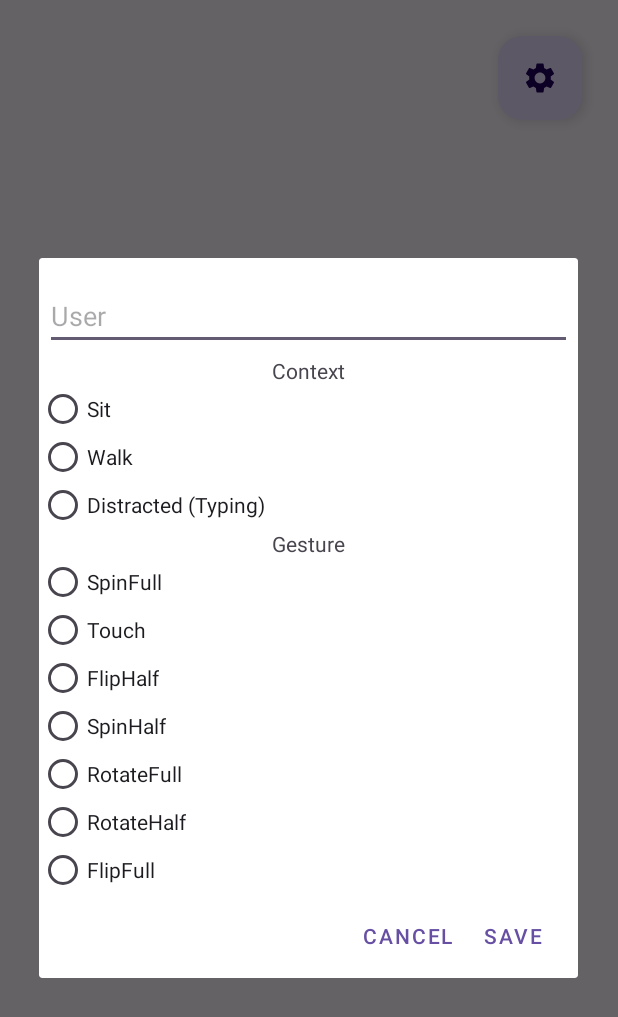
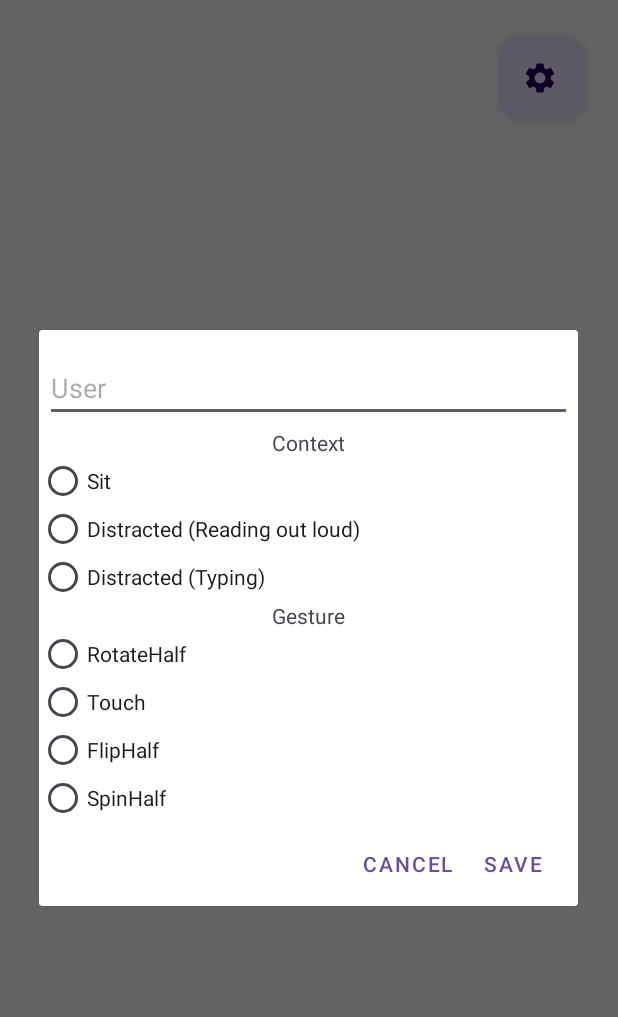
Before and after one commit to ThanosSoulis/mobile-computing-dexterous-gestures, an Android app: the screen it shows after launch (MainActivity), after a tap on "Settings", on a phone screen of 412 x 824 dp. Shown: the top 1017 px of the screen. Run offline under Robolectric (Android 15) with nearby library versions, the phone set to English and light mode, and no system bars; our stand-ins replace Firebase (no records; nobody signed in at launch, a user with empty details on screens opened directly).

Commit message:
input changes

```diff
--- a/app/src/main/java/com/example/dexterous_gestures/MyAlertDialogFragment.java
+++ b/app/src/main/java/com/example/dexterous_gestures/MyAlertDialogFragment.java
@@ -15,6 +15,7 @@ import android.widget.Toast;
 
 import androidx.fragment.app.DialogFragment;
 
+import java.util.ArrayList;
 import java.util.Arrays;
 import java.util.HashSet;
 import java.util.List;
@@ -38,11 +39,20 @@ public class MyAlertDialogFragment extends DialogFragment {
         // Get the layout inflater
         LayoutInflater inflater = requireActivity().getLayoutInflater();
         final View view = inflater.inflate(R.layout.dialog, null, false);
+        Set<String> uniqueOptions = new HashSet<>();
+
+        for (String value : MainActivity.gestureToCodeMap.values()) {
+            if (!value.contains("Full")) {
+                uniqueOptions.add(value);
+            }
+        }
+
+
+
 
         EditText inputUser = view.findViewById(R.id.userId);
         RadioGroup radioGroupGesture = view.findViewById(R.id.radioGroupGesture);
         RadioGroup radioGroupContext = view.findViewById(R.id.radioGroupContext);
-        Set<String> uniqueOptions = new HashSet<>(MainActivity.gestureToCodeMap.values());
 
         for (String option : uniqueOptions) {
             RadioButton radioButton = new RadioButton(view.getContext());
@@ -50,7 +60,7 @@ public class MyAlertDialogFragment extends DialogFragment {
             radioGroupGesture.addView(radioButton);
         }
 
-        List<String> stringList = Arrays.asList("Sit", "Walk", "Distracted (Typing)");
+        List<String> stringList = Arrays.asList("Sit", "Distracted (Reading out loud)", "Distracted (Typing)");
 
         for (String option : stringList) {
             RadioButton radioButton = new RadioButton(view.getContext());
--- a/app/src/main/java/com/example/dexterous_gestures/recognizingBackground.java
+++ b/app/src/main/java/com/example/dexterous_gestures/recognizingBackground.java
@@ -361,7 +361,7 @@ public class recognizingBackground extends Thread{
             diffY.append(rotationY.get(i));
             diffZ.append(rotationZ.get(i));
             oldestIdx = i;
-            if(!continuousLog) {
+            if(continuousLog) {
                 if (rotationX.size() - i <= gestureHalfWindow) {
                     // check half gesture
                     if (accumulateX > halfThreshold && Math.abs(accumulateY) < noneThreshold && Math.abs(accumulateZ) < noneThreshold) {
```
